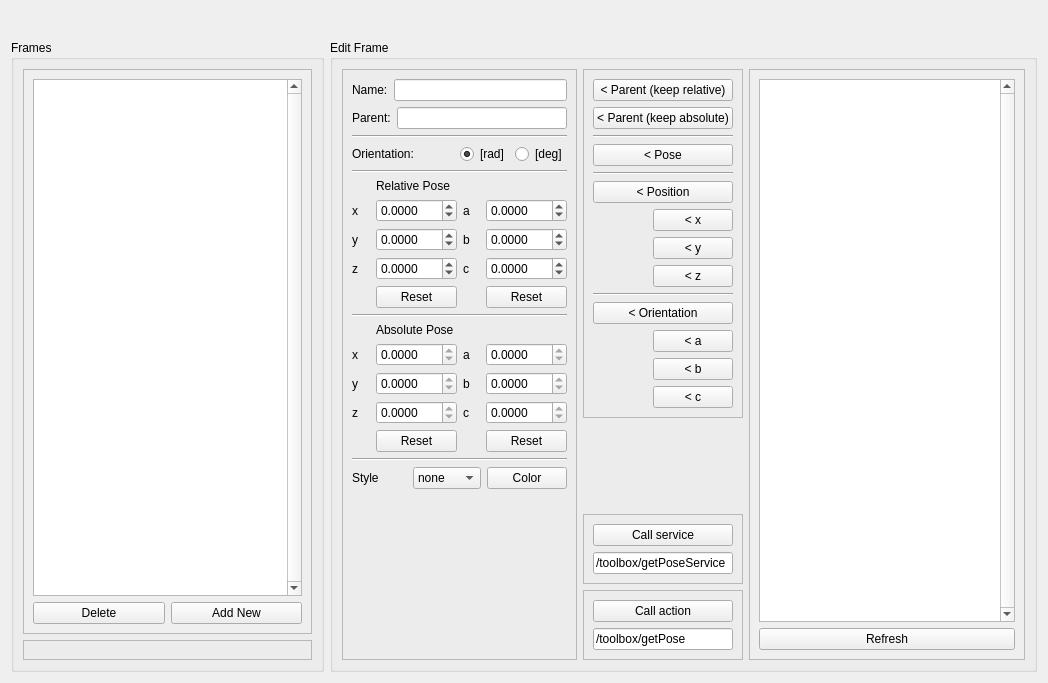
Above: frame_editor/src/frame_editor/FrameEditorGUI.ui from ipa320/rqt_frame_editor_plugin before the change. Below: the same form after it.
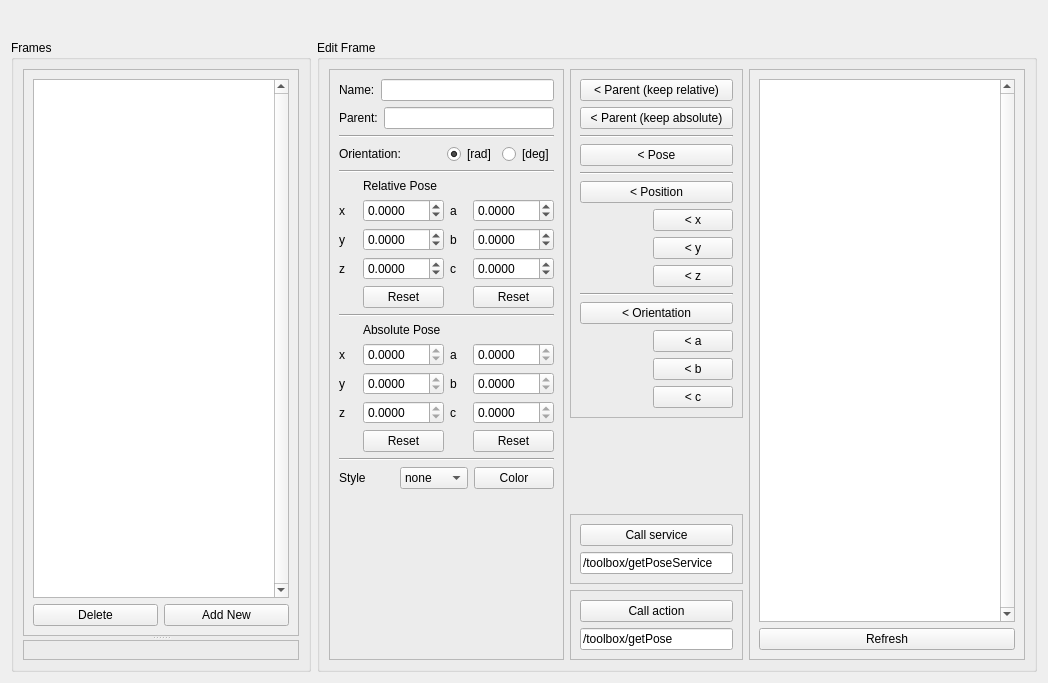
That is the form after the change. Icons and pictures are not drawn.

Commit message: frame editor: minor stuff (splitter, fixed argument parser)

What changed in the file:
```diff
--- a/frame_editor/src/frame_editor/FrameEditorGUI.ui
+++ b/frame_editor/src/frame_editor/FrameEditorGUI.ui
@@ -29,7 +29,17 @@
        </property>
        <layout class="QVBoxLayout" name="verticalLayout_2">
         <item>
+         <widget class="QSplitter" name="splitter">
+          <property name="orientation">
+           <enum>Qt::Vertical</enum>
+          </property>
          <widget class="QScrollArea" name="frames">
+           <property name="sizePolicy">
+            <sizepolicy hsizetype="Expanding" vsizetype="Expanding">
+             <horstretch>0</horstretch>
+             <verstretch>1</verstretch>
+            </sizepolicy>
+           </property>
           <property name="widgetResizable">
            <bool>true</bool>
           </property>
@@ -81,8 +91,6 @@
            </layout>
           </widget>
          </widget>
-        </item>
-        <item>
          <widget class="QFrame" name="undo_frame">
           <property name="frameShape">
            <enum>QFrame::StyledPanel</enum>
@@ -91,6 +99,7 @@
            <enum>QFrame::Raised</enum>
           </property>
           <layout class="QVBoxLayout" name="verticalLayout_13"/>
+          </widget>
          </widget>
         </item>
        </layout>
```
Lines whose indentation alone changed are shown as unchanged. The commit also changes 2 other files.
